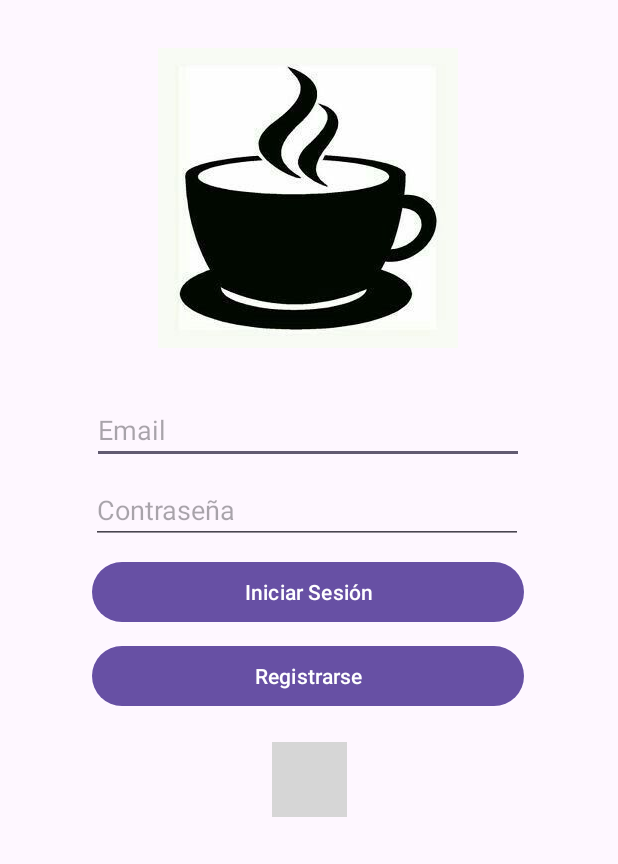
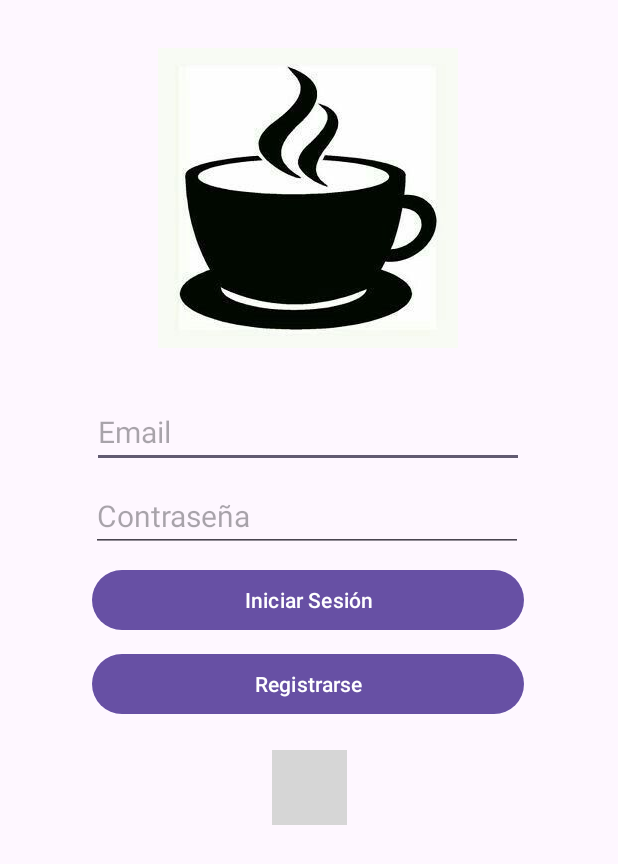
Before and after one commit to Daniel-taco/CafeterITA, an Android app: the screen it shows after launch (Login), on a phone screen of 412 x 824 dp. Shown: the top 864 px of the screen. Run offline under Robolectric (Android 15) with nearby library versions, the light colour scheme and no system bars; grey boxes are pictures that could not be loaded.

Commit message:
Corrección Advertencias de editText e imageButton

```diff
--- a/app/src/main/res/layout/activity_login.xml
+++ b/app/src/main/res/layout/activity_login.xml
@@ -37,6 +37,7 @@
         android:ems="10"
         android:hint="@string/editText_email"
         android:inputType="textEmailAddress"
+        android:textSize="20sp"
         app:layout_constraintEnd_toEndOf="parent"
         app:layout_constraintHorizontal_bias="0.495"
         app:layout_constraintStart_toStartOf="parent"
@@ -50,6 +51,7 @@
         android:ems="10"
         android:hint="@string/editText_password"
         android:inputType="textPassword"
+        android:textSize="20sp"
         app:layout_constraintEnd_toEndOf="parent"
         app:layout_constraintHorizontal_bias="0.487"
         app:layout_constraintStart_toStartOf="parent"
@@ -71,6 +73,7 @@
         android:layout_width="50dp"
         android:layout_height="50dp"
         android:layout_marginTop="20dp"
+        android:contentDescription="botoniniciogoogle"
         android:scaleType="fitCenter"
         app:layout_constraintEnd_toEndOf="parent"
         app:layout_constraintStart_toStartOf="parent"
```
